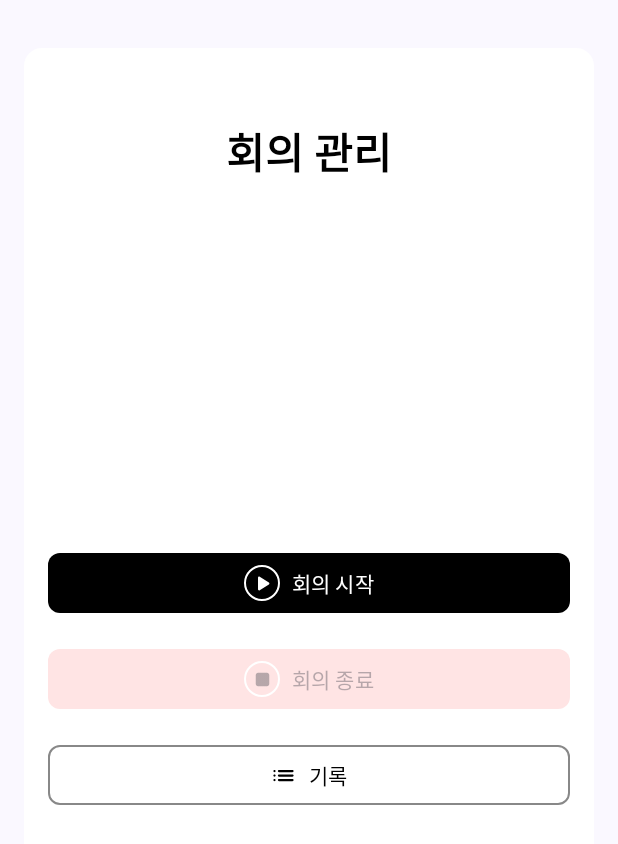
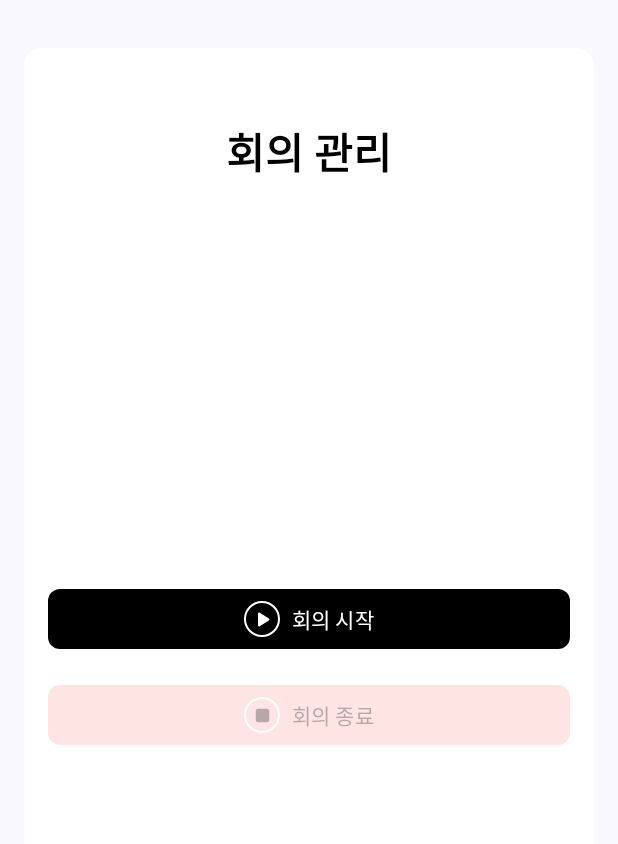
Before and after one commit to FingerAI-Cell/IBK_PoC, an Android app built with Jetpack Compose: the screen it shows after launch (MainActivity), on a phone screen of 412 x 824 dp. Shown: the top 844 px of the screen. Run offline under Robolectric (Android 15) with nearby library versions, the phone set to English and light mode, and no system bars; our stand-ins replace Dagger/Hilt's generated code.

Commit message:
일단 목요일 배포 서버로

```diff
--- a/App/IBK_PoC/app/src/main/java/com/ibkpoc/amn/config/Config.kt
+++ b/App/IBK_PoC/app/src/main/java/com/ibkpoc/amn/config/Config.kt
@@ -2,7 +2,7 @@ package com.ibkpoc.amn.config
 
 object Config {
     const val BASE_URL = "https://ibkpoc.fingerservice.co.kr/" // 서버 주소 "http://10.0.2.2:8080/" //
-    const val TIMEOUT = 30L // 네트워크 타임아웃 설정 (초 단위)
+    const val TIMEOUT = 60L // 네트워크 타임아웃 설정 (초 단위)
     const val RECORD_INTERVAL = 5000L // 녹음 저장 간격 (밀리초 단위)
     const val DURATION_UPDATE_INTERVAL = 1000L // 녹음 시간 업데이트 간격 추가
 }
--- a/App/IBK_PoC/app/src/main/java/com/ibkpoc/amn/ui/screens/main/MainScreen.kt
+++ b/App/IBK_PoC/app/src/main/java/com/ibkpoc/amn/ui/screens/main/MainScreen.kt
@@ -349,29 +349,29 @@ fun MainScreen(
 
                         Spacer(modifier = Modifier.height(16.dp))
 
-                        // 기록 버튼
-                        OutlinedButton(
-                            onClick = { showRecordDialog = true },
-                            modifier = Modifier.fillMaxWidth(),
-                            enabled = recordingState !is RecordServiceState.Recording,
-                            colors = ButtonDefaults.outlinedButtonColors(
-                                contentColor = if (recordingState !is RecordServiceState.Recording) Color.Black else Color.Gray, // 텍스트 색상
-                                disabledContentColor = Color.LightGray // 비활성화 상태 텍스트 색상
-                            ),border = BorderStroke(
-                                width = 1.dp,
-                                color = if (recordingState !is RecordServiceState.Recording) Color.Gray else Color.LightGray // 테두리 색상 조정
-                            ),
-                            shape = RoundedCornerShape(8.dp)
-
-                        ) {
-                            Icon(
-                                imageVector = Icons.AutoMirrored.Rounded.List,
-                                contentDescription = null,
-                                modifier = Modifier.size(18.dp)
-                            )
-                            Spacer(modifier = Modifier.width(8.dp))
-                            Text("기록")
-                        }
+//                        // 기록 버튼
+//                        OutlinedButton(
+//                            onClick = { showRecordDialog = true },
+//                            modifier = Modifier.fillMaxWidth(),
+//                            enabled = recordingState !is RecordServiceState.Recording,
+//                            colors = ButtonDefaults.outlinedButtonColors(
+//                                contentColor = if (recordingState !is RecordServiceState.Recording) Color.Black else Color.Gray, // 텍스트 색상
+//                                disabledContentColor = Color.LightGray // 비활성화 상태 텍스트 색상
+//                            ),border = BorderStroke(
+//                                width = 1.dp,
+//                                color = if (recordingState !is RecordServiceState.Recording) Color.Gray else Color.LightGray // 테두리 색상 조정
+//                            ),
+//                            shape = RoundedCornerShape(8.dp)
+//
+//                        ) {
+//                            Icon(
+//                                imageVector = Icons.AutoMirrored.Rounded.List,
+//                                contentDescription = null,
+//                                modifier = Modifier.size(18.dp)
+//                            )
+//                            Spacer(modifier = Modifier.width(8.dp))
+//                            Text("기록")
+//                        }
                     }
                 }
             }
--- a/App/IBK_PoC/gradle/libs.versions.toml
+++ b/App/IBK_PoC/gradle/libs.versions.toml
@@ -8,6 +8,7 @@ espressoCore = "3.5.1"
 lifecycleRuntimeKtx = "2.6.1"
 activityCompose = "1.8.0"
 composeBom = "2024.04.01"
+uiAndroid = "1.7.7"
 
 [libraries]
 androidx-core-ktx = { group = "androidx.core", name = "core-ktx", version.ref = "coreKtx" }
@@ -24,6 +25,7 @@ androidx-ui-tooling-preview = { group = "androidx.compose.ui", name = "ui-toolin
 androidx-ui-test-manifest = { group = "androidx.compose.ui", name = "ui-test-manifest" }
 androidx-ui-test-junit4 = { group = "androidx.compose.ui", name = "ui-test-junit4" }
 androidx-material3 = { group = "androidx.compose.material3", name = "material3" }
+androidx-ui-android = { group = "androidx.compose.ui", name = "ui-android", version.ref = "uiAndroid" }
 
 [plugins]
 android-application = { id = "com.android.application", version.ref = "agp" }
```
Also changed, not shown: App/IBK_PoC/app/build.gradle.kts (+12 -5 lines), App/IBK_PoC/app/src/main/java/com/ibkpoc/amn/repository/MeetingRepositoryIpml.kt (+27 -26 lines), 1 other file.
